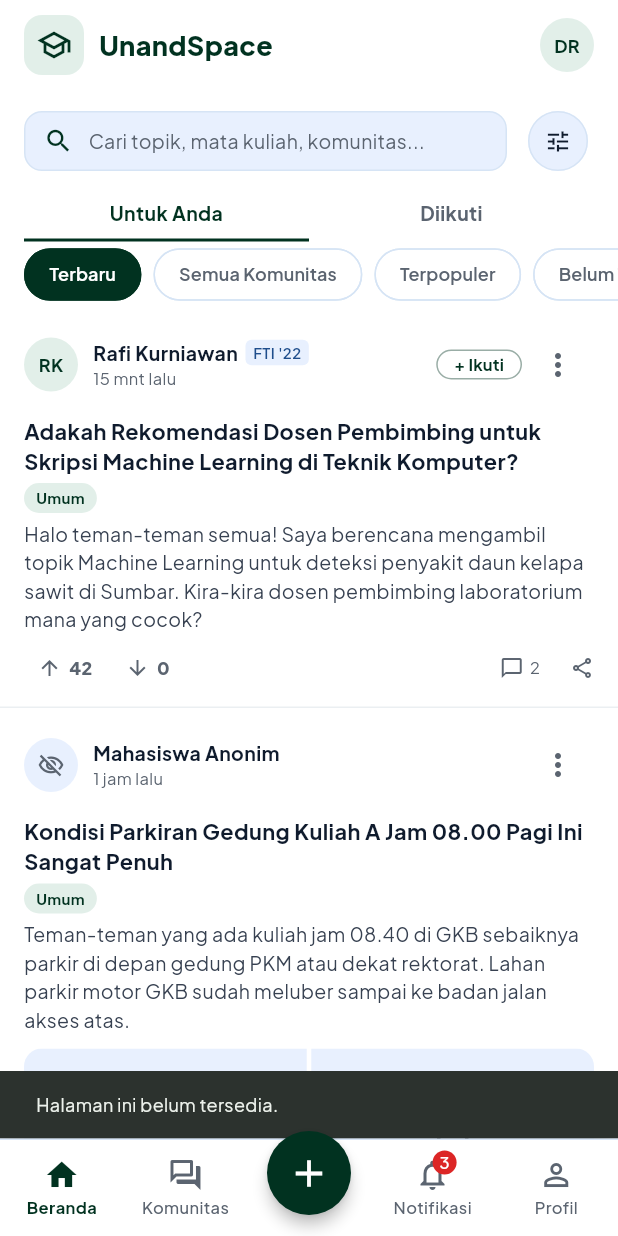
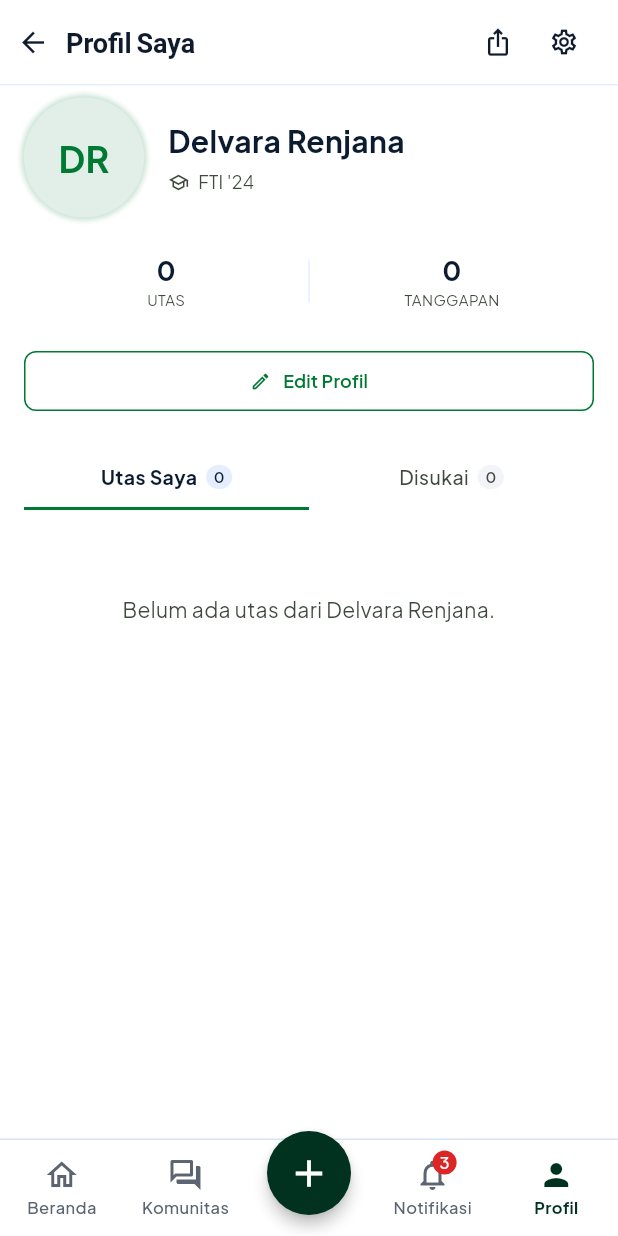
Before and after one commit to deaarlia/Tugas-Besar-PMOB-Kelompok9, a Flutter app: the screen it shows after launch, item 5 of the bottom bar chosen, on a phone screen of 412 x 824 dp. Run offline on Flutter 3.47's test engine with Material 3 defaults, Android fonts, the light colour scheme and no system bars; our stand-ins replace file_picker, google_fonts, image_picker.

Commit message:
adding profile screen

```diff
--- a/lib/data/thread_repository.dart
+++ b/lib/data/thread_repository.dart
@@ -98,6 +98,10 @@ class ThreadRepository {
         .map(
           (thread) => thread.copyWith(comments: _activeCommentCount(thread.id)),
         ),
+  );
+
+  List<ThreadPost> likedThreadsBy(String userName) => List.unmodifiable(
+    threads.where((thread) => _threadVotes[thread.id]?[userName] == 1),
   );
 
   int _activeCommentCount(String threadId) =>
--- a/lib/routes/app_routes.dart
+++ b/lib/routes/app_routes.dart
@@ -1,14 +1,17 @@
 import 'package:flutter/material.dart';
+
 import '../models/thread_post.dart';
 import '../models/user_profile.dart';
 import '../screens/create_thread_screen.dart';
 import '../screens/home_screen.dart';
+import '../screens/profile_screen.dart';
 
 class AppRoutes {
   AppRoutes._();
 
   static const String home = '/home';
   static const String createThread = '/create-thread';
+  static const String profile = '/profile';
 
   static Route<dynamic>? onGenerateRoute(RouteSettings settings) {
     switch (settings.name) {
@@ -16,6 +19,18 @@ class AppRoutes {
         return MaterialPageRoute<void>(
           builder: (_) => const HomeScreen(currentUser: UserProfile.demo),
           settings: settings,
+        );
+      case profile:
+        final args = settings.arguments;
+        if (args is UserProfile) {
+          return MaterialPageRoute<void>(
+            builder: (_) => ProfileScreen(currentUser: args),
+            settings: settings,
+          );
+        }
+        return _errorRoute<void>(
+          settings,
+          'Data pengguna tidak dikirim ke profil.',
         );
       case createThread:
         // Argument WAJIB UserProfile -> cek tipenya dulu
@@ -37,7 +52,10 @@ class AppRoutes {
   }
 
   static Route<dynamic> onUnknownRoute(RouteSettings settings) {
-    return _errorRoute<void>(settings, 'Halaman yang kamu tuju belum tersedia.');
+    return _errorRoute<void>(
+      settings,
+      'Halaman yang kamu tuju belum tersedia.',
+    );
   }
 
   static Route<T> _errorRoute<T>(RouteSettings settings, String message) {
--- a/lib/screens/home_screen.dart
+++ b/lib/screens/home_screen.dart
@@ -128,6 +128,14 @@ class _HomeScreenState extends State<HomeScreen> {
 
   void _onNavTap(int index) {
     if (index == 0) return; // sudah di Beranda
+    if (index == 3) {
+      Navigator.pushNamed(
+        context,
+        AppRoutes.profile,
+        arguments: widget.currentUser,
+      );
+      return;
+    }
     _showSoon('Halaman ini belum tersedia.');
   }
 
@@ -199,7 +207,6 @@ class _HomeScreenState extends State<HomeScreen> {
             ),
           ),
           const Spacer(),
-          // Avatar juga membuka menu simulasi error (khusus untuk demo)
           PopupMenuButton<String>(
             onSelected: (_) => _viewModel.toggleSimulateError(),
             itemBuilder: (context) => [
@@ -209,18 +216,8 @@ class _HomeScreenState extends State<HomeScreen> {
                 child: const Text('Simulasikan error kirim'),
               ),
             ],
-            child: CircleAvatar(
-              radius: 18,
-              backgroundColor: AppColors.avatarBg,
-              child: Text(
-                widget.currentUser.initials,
-                style: const TextStyle(
-                  color: AppColors.primary,
-                  fontWeight: FontWeight.w700,
-                  fontSize: AppTypography.label,
-                ),
-              ),
-            ),
+            tooltip: 'Menu lainnya',
+            child: const Icon(Icons.more_vert, color: AppColors.textMuted),
           ),
         ],
       ),
--- /dev/null
+++ b/lib/screens/profile_screen.dart
@@ -0,0 +1,491 @@
+import 'package:flutter/material.dart';
+
+import '../data/thread_repository.dart';
+import '../models/thread_post.dart';
+import '../models/user_profile.dart';
+import '../routes/app_routes.dart';
+import '../theme/app_theme.dart';
+import '../widgets/app_bottom_nav.dart';
+
+class ProfileScreen extends StatefulWidget {
+  final UserProfile currentUser;
+
+  const ProfileScreen({super.key, required this.currentUser});
+
+  @override
+  State<ProfileScreen> createState() => _ProfileScreenState();
+}
+
+class _ProfileScreenState extends State<ProfileScreen> {
+  static const _profileGreen = Color(0xFF007A33);
+  static const _profileText = Color(0xFF0B1C30);
+  static const _profileMuted = Color(0xFF3F4A3E);
+  static const _profileDivider = Color(0xFFE5EEFF);
+  final _repository = ThreadRepository.instance;
+
+  int _selectedTab = 0;
+
+  List<ThreadPost> get _myThreads => _repository.threads
+      .where(
+        (thread) =>
+            !thread.isAnonymous && thread.authorName == widget.currentUser.name,
+      )
+      .toList();
+
+  List<ThreadPost> get _likedThreads =>
+      _repository.likedThreadsBy(widget.currentUser.name);
+
+  void _showMessage(String message) {
+    ScaffoldMessenger.of(context).showSnackBar(
+      SnackBar(content: Text(message), duration: const Duration(seconds: 2)),
+    );
+  }
+
+  void _onNavTap(int index) {
+    if (index == 3) return;
+    if (index == 0) {
+      Navigator.maybePop(context);
+      return;
+    }
+    _showMessage('Halaman ini belum tersedia.');
+  }
+
+  Future<void> _openCreateForm() async {
+    final created = await Navigator.pushNamed<ThreadPost>(
+      context,
+      AppRoutes.createThread,
+      arguments: widget.currentUser,
+    );
+    if (!mounted || created == null) return;
+    setState(() {});
+    _showMessage('Postingan berhasil dibuat!');
+  }
+
+  @override
+  Widget build(BuildContext context) {
+    final myThreads = _myThreads;
+    final displayedThreads = _selectedTab == 0 ? myThreads : _likedThreads;
+    return Scaffold(
+      appBar: AppBar(
+        toolbarHeight: 56,
+        leadingWidth: 44,
+        leading: IconButton(
+          tooltip: 'Kembali',
+          onPressed: () => Navigator.maybePop(context),
+          icon: const Icon(Icons.arrow_back, size: 22),
+        ),
+        title: const Text('Profil Saya'),
+        titleSpacing: 0,
+        actions: [
+          IconButton(
+            tooltip: 'Bagikan profil',
+            onPressed: () => _showMessage('Tautan profil berhasil disalin.'),
+            icon: const Icon(Icons.ios_share_outlined, size: 20),
+            visualDensity: VisualDensity.compact,
+            padding: EdgeInsets.zero,
+            constraints: const BoxConstraints.tightFor(width: 32, height: 40),
+          ),
+          const SizedBox(width: 4),
+          IconButton(
+            tooltip: 'Pengaturan profil',
+            onPressed: () => _showMessage('Pengaturan profil belum tersedia.'),
+            icon: const Icon(Icons.settings_outlined, size: 20),
+            visualDensity: VisualDensity.compact,
+            padding: EdgeInsets.zero,
+            constraints: const BoxConstraints.tightFor(width: 32, height: 40),
+          ),
+          const SizedBox(width: 16),
+        ],
+        bottom: const PreferredSize(
+          preferredSize: Size.fromHeight(1),
+          child: Divider(height: 1, color: _profileDivider),
+        ),
+      ),
+      body: SafeArea(
+        top: false,
+        child: ListView(
+          padding: const EdgeInsets.fromLTRB(16, 8, 16, 20),
+          children: [
+            _buildIdentity(),
+            const SizedBox(height: 8),
+            _buildStats(myThreads),
+            const SizedBox(height: 12),
+            _buildEditButton(),
+            const SizedBox(height: 16),
+            _buildTabs(myThreads.length, _likedThreads.length),
+            const SizedBox(height: 16),
+            if (displayedThreads.isEmpty)
+              _buildEmptyState()
+            else
+              ...displayedThreads.map(_buildThread),
+          ],
+        ),
+      ),
+      bottomNavigationBar: AppBottomNav(
+        currentIndex: 3,
+        unreadCount: 3,
+        onTap: _onNavTap,
+        onCreate: _openCreateForm,
+      ),
+    );
+  }
+
+  Widget _buildIdentity() {
+    return SizedBox(
+      height: 80,
+      child: Row(
+        children: [
+          Container(
+            width: 80,
+            height: 80,
+            decoration: BoxDecoration(
+              shape: BoxShape.circle,
+              boxShadow: [
+                BoxShadow(
+                  color: _profileGreen.withValues(alpha: 0.2),
+                  blurRadius: 2,
+                  spreadRadius: 2,
+                ),
+              ],
+            ),
+            child: ClipOval(
+              child: ColoredBox(
+                color: AppColors.avatarBg,
+                child: Center(
+                  child: Text(
+                    widget.currentUser.initials,
+                    style: const TextStyle(
+                      color: _profileGreen,
+                      fontSize: 24,
+                      fontWeight: FontWeight.w700,
+                    ),
+                  ),
+                ),
+              ),
+            ),
+          ),
+          const SizedBox(width: 16),
+          Expanded(
+            child: Column(
+              crossAxisAlignment: CrossAxisAlignment.start,
+              mainAxisAlignment: MainAxisAlignment.center,
+              children: [
+                Row(
+                  crossAxisAlignment: CrossAxisAlignment.center,
+                  children: [
+                    Flexible(
+                      child: Text(
+                        widget.currentUser.name,
+                        maxLines: 1,
+                        overflow: TextOverflow.ellipsis,
+                        style: TextStyle(
+                          color: _profileText,
+                          fontSize: 20,
+                          fontWeight: FontWeight.w700,
+                        ),
+                      ),
+                    ),
+                  ],
+                ),
+                const SizedBox(height: 4),
+                Row(
+                  children: [
+                    const Icon(
+                      Icons.school_outlined,
+                      size: 14,
+                      color: _profileMuted,
+                    ),
+                    const SizedBox(width: 6),
+                    Expanded(
+                      child: Text(
+                        widget.currentUser.badge,
+                        maxLines: 1,
+                        overflow: TextOverflow.ellipsis,
+                        style: TextStyle(color: _profileMuted, fontSize: 12),
+                      ),
+                    ),
+                  ],
+                ),
+              ],
+            ),
+          ),
+        ],
+      ),
+    );
+  }
+
+  Widget _buildStats(List<ThreadPost> myThreads) {
+    final replies = myThreads.fold<int>(
+      0,
+      (total, thread) => total + thread.comments,
+    );
+    return SizedBox(
+      height: 69,
+      child: Row(
+        children: [
+          _statItem('${myThreads.length}', 'UTAS'),
+          Container(width: 1, height: 28, color: _profileDivider),
+          _statItem('$replies', 'TANGGAPAN'),
+        ],
+      ),
+    );
+  }
+
+  Widget _statItem(String value, String label) {
+    return Expanded(
+      child: Column(
+        mainAxisAlignment: MainAxisAlignment.center,
+        children: [
+          Text(
+            value,
+            style: const TextStyle(
+              color: _profileText,
+              fontSize: 18,
+              fontWeight: FontWeight.w700,
+              height: 1.3,
+            ),
+          ),
+          const SizedBox(height: 2),
+          Text(
+            label,
+            style: const TextStyle(
+              color: _profileMuted,
+              fontSize: 10,
+              height: 1.4,
+            ),
+          ),
+        ],
+      ),
+    );
+  }
+
+  Widget _buildEditButton() {
+    return SizedBox(
+      height: 40,
+      child: OutlinedButton.icon(
+        onPressed: () => _showMessage('Edit profil belum tersedia.'),
+        icon: const Icon(Icons.edit_outlined, size: 14),
+        label: const Text(
+          'Edit Profil',
+          style: TextStyle(fontSize: 12, fontWeight: FontWeight.w600),
+        ),
+        style: OutlinedButton.styleFrom(
+          foregroundColor: _profileGreen,
+          side: const BorderSide(color: _profileGreen),
+          shape: RoundedRectangleBorder(borderRadius: BorderRadius.circular(8)),
+          padding: EdgeInsets.zero,
+        ),
+      ),
+    );
+  }
+
+  Widget _buildTabs(int threadCount, int likedCount) {
+    return Padding(
+      padding: const EdgeInsets.only(top: 8),
+      child: SizedBox(
+        height: 42,
+        child: Row(
+          children: [
+            _tab('Utas Saya', '$threadCount', 0),
+            _tab('Disukai', '$likedCount', 1),
+          ],
+        ),
+      ),
+    );
+  }
+
+  Widget _tab(String label, String count, int index) {
+    final selected = _selectedTab == index;
+    return Expanded(
+      child: InkWell(
+        onTap: () => setState(() => _selectedTab = index),
+        child: Container(
+          height: 42,
+          alignment: Alignment.center,
+          decoration: BoxDecoration(
+            border: Border(
+              bottom: BorderSide(
+                color: selected ? _profileGreen : Colors.transparent,
+                width: 2,
+              ),
+            ),
+          ),
+          child: Row(
+            mainAxisSize: MainAxisSize.min,
+            children: [
+              Text(
+                label,
+                style: TextStyle(
+                  color: selected ? _profileText : _profileMuted,
+                  fontSize: 13,
+                  fontWeight: selected ? FontWeight.w700 : FontWeight.w500,
+                ),
+              ),
+              const SizedBox(width: 6),
+              Container(
+                padding: const EdgeInsets.symmetric(horizontal: 5, vertical: 1),
+                decoration: BoxDecoration(
+                  color: selected
+                      ? const Color(0xFFE5EEFF)
+                      : const Color(0xFFF2F4F7),
+                  borderRadius: BorderRadius.circular(8),
+                ),
+                child: Text(
+                  count,
+                  style: TextStyle(
+                    color: selected ? _profileText : _profileMuted,
+                    fontSize: 10,
+                    fontWeight: FontWeight.w600,
+                  ),
+                ),
+              ),
+            ],
+          ),
+        ),
+      ),
+    );
+  }
+
+  Widget _buildEmptyState() {
+    return Padding(
+      padding: const EdgeInsets.symmetric(vertical: 40),
+      child: Center(
+        child: Text(
+          _selectedTab == 0
+              ? 'Belum ada utas dari ${widget.currentUser.name}.'
+              : 'Belum ada utas yang disukai.',
+          textAlign: TextAlign.center,
+          style: const TextStyle(color: _profileMuted, fontSize: 14),
+        ),
+      ),
+    );
+  }
+
+  Widget _buildThread(ThreadPost thread) {
+    return Container(
+      margin: const EdgeInsets.only(bottom: 6),
+      padding: const EdgeInsets.fromLTRB(4, 10, 4, 10),
+      decoration: const BoxDecoration(
+        border: Border(bottom: BorderSide(color: _profileDivider, width: 0.5)),
+      ),
+      child: Column(
+        crossAxisAlignment: CrossAxisAlignment.start,
+        children: [
+          Row(
+            children: [
+              if (!thread.isAnonymous && thread.authorBadge.isNotEmpty)
+                Container(
+                  padding: const EdgeInsets.symmetric(
+                    horizontal: 8,
+                    vertical: 2,
+                  ),
+                  decoration: BoxDecoration(
+                    color: AppColors.chipBg,
+                    borderRadius: BorderRadius.circular(4),
+                  ),
+                  child: Text(
+                    thread.authorBadge,
+                    style: const TextStyle(
+                      color: _profileMuted,
+                      fontSize: 10,
+                      height: 1.4,
+                    ),
+                  ),
+                ),
+              if (!thread.isAnonymous && thread.authorBadge.isNotEmpty) ...[
+                const SizedBox(width: 8),
+                const Text('•', style: TextStyle(color: _profileMuted)),
+                const SizedBox(width: 8),
+              ],
+              Text(
+                thread.timeLabel,
+                style: const TextStyle(color: _profileMuted, fontSize: 12),
+              ),
+              const Spacer(),
+              IconButton(
+                tooltip: 'Opsi utas',
+                onPressed: () => _showMessage('Tidak ada opsi tambahan.'),
+                icon: const Icon(Icons.more_horiz, size: 20),
+                visualDensity: VisualDensity.compact,
+                padding: EdgeInsets.zero,
+                constraints: const BoxConstraints.tightFor(
+                  width: 24,
+                  height: 24,
+                ),
+              ),
+            ],
+          ),
+          const SizedBox(height: 8),
+          Text(
+            thread.title,
+            maxLines: 2,
+            overflow: TextOverflow.ellipsis,
+            style: const TextStyle(
+              color: _profileText,
+              fontSize: 16,
+              height: 1.22,
+              fontWeight: FontWeight.w700,
+            ),
+          ),
+          const SizedBox(height: 8),
+          Text(
+            thread.content,
+            maxLines: 2,
+            overflow: TextOverflow.ellipsis,
+            style: const TextStyle(
+              color: _profileMuted,
+              fontSize: 13,
+              height: 1.5,
+            ),
+          ),
+          const SizedBox(height: 8),
+          Row(
+            children: [
+              _threadAction(Icons.arrow_upward, '${thread.upvotes}'),
+              const SizedBox(width: 12),
+              _threadAction(Icons.chat_bubble_outline, '${thread.comments}'),
+              const Spacer(),
+              IconButton(
+                tooltip: 'Bagikan utas',
+                onPressed: () => _showMessage('Tautan utas berhasil disalin.'),
+                icon: const Icon(Icons.ios_share_outlined, size: 18),
+                visualDensity: VisualDensity.compact,
+                padding: EdgeInsets.zero,
+                constraints: const BoxConstraints.tightFor(
+                  width: 24,
+                  height: 24,
+                ),
+              ),
+            ],
+          ),
+        ],
+      ),
+    );
+  }
+
+  Widget _threadAction(IconData icon, String value) {
+    return Container(
+      height: 24,
+      padding: const EdgeInsets.symmetric(horizontal: 9),
+      decoration: BoxDecoration(
+        border: Border.all(color: _profileDivider),
+        borderRadius: BorderRadius.circular(12),
+      ),
+      child: Row(
+        mainAxisSize: MainAxisSize.min,
+        children: [
+          Icon(icon, size: 13, color: _profileGreen),
+          const SizedBox(width: 6),
+          Text(
+            value,
+            style: const TextStyle(
+              color: _profileMuted,
+              fontSize: 12,
+              fontWeight: FontWeight.w600,
+            ),
+          ),
+        ],
+      ),
+    );
+  }
+}
--- a/lib/widgets/app_bottom_nav.dart
+++ b/lib/widgets/app_bottom_nav.dart
@@ -2,11 +2,13 @@ import 'package:flutter/material.dart';
 
 import '../theme/app_theme.dart';
 
-/// Bottom navbar sesuai Figma: Beranda, Komunitas, [+], Notifikasi, Profil.
-/// Tombol hijau "+" di tengah adalah titik awal workflow "Buat Utas".
+/// Shared bottom navigation; the create action can be hidden on selected screens.
 class AppBottomNav extends StatelessWidget {
   final int currentIndex;
   final int unreadCount;
+  final bool showCreateButton;
+  final Color selectedColor;
+  final Color backgroundColor;
   final ValueChanged<int>
   onTap; // 0 Beranda, 1 Komunitas, 2 Notifikasi, 3 Profil
   final VoidCallback onCreate;
@@ -17,23 +19,28 @@ class AppBottomNav extends StatelessWidget {
     required this.onTap,
     required this.onCreate,
     this.unreadCount = 0,
+    this.showCreateButton = true,
+    this.selectedColor = AppColors.primary,
+    this.backgroundColor = Colors.white,
   });
 
   @override
   Widget build(BuildContext context) {
     return Container(
       decoration: const BoxDecoration(
-        color: Colors.white,
         border: Border(top: BorderSide(color: AppColors.border)),
       ),
       child: SafeArea(
         top: false,
+        child: ColoredBox(
+          color: backgroundColor,
           child: SizedBox(
             height: 64,
             child: Row(
               children: [
                 _item(0, Icons.home_outlined, Icons.home, 'Beranda'),
                 _item(1, Icons.forum_outlined, Icons.forum, 'Komunitas'),
+                if (showCreateButton)
                   Expanded(
                     child: Center(
                       child: Transform.translate(
@@ -74,6 +81,7 @@ class AppBottomNav extends StatelessWidget {
             ),
           ),
         ),
+      ),
     );
   }
 
@@ -85,7 +93,7 @@ class AppBottomNav extends StatelessWidget {
     int badge = 0,
   }) {
     final selected = currentIndex == index;
-    final color = selected ? AppColors.primary : AppColors.textMuted;
+    final color = selected ? selectedColor : AppColors.textMuted;
     return Expanded(
       child: InkWell(
         onTap: () => onTap(index),
--- a/pubspec.yaml
+++ b/pubspec.yaml
@@ -62,10 +62,8 @@ flutter:
   # the material Icons class.
   uses-material-design: true
 
-  # To add assets to your application, add an assets section, like this:
-  # assets:
-  #   - images/a_dot_burr.jpeg
-  #   - images/a_dot_ham.jpeg
+  assets:
+    - assets/images/profile_avatar.jpg
 
   # An image asset can refer to one or more resolution-specific "variants", see
   # https://flutter.dev/to/resolution-aware-images
```
Also changed, not shown: assets/images/profile_avatar.jpg (added), 11 other files. Lines whose indentation alone changed are shown as unchanged.
